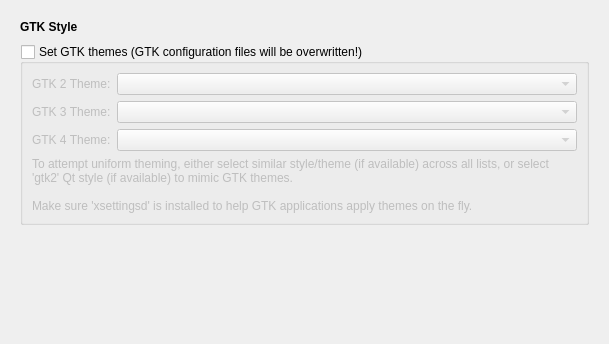
Before: the Qt Designer form lxqt-config-appearance/gtkconfig.ui in lxqt/lxqt-config, drawn with Qt 5.
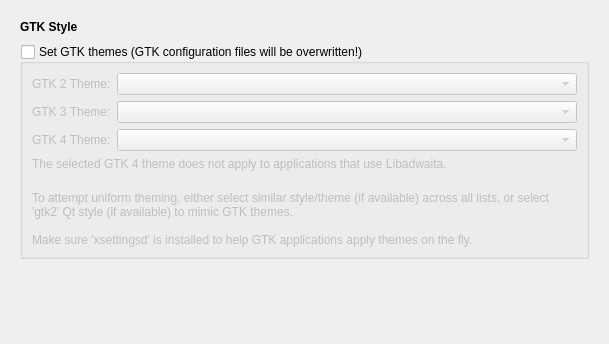
After: the same form once the commit is applied.

Commit message: lxqt-config-appearance: Add note about GTK 4 themes

The edit to the form file:
```diff
--- a/lxqt-config-appearance/gtkconfig.ui
+++ b/lxqt-config-appearance/gtkconfig.ui
@@ -109,6 +109,17 @@
             </item>
            </layout>
           </item>
+          <item>
+           <widget class="QLabel" name="gtk4ThemeDisclaimerLabel">
+            <property name="text">
+             <string>The selected GTK 4 theme does not apply to applications that use Libadwaita.
+             </string>
+            </property>
+            <property name="wordWrap">
+             <bool>true</bool>
+            </property>
+           </widget>
+          </item>
           <item>
            <widget class="QLabel" name="uniformThemeLabel">
             <property name="text">
```
The commit also changes 1 other file.
